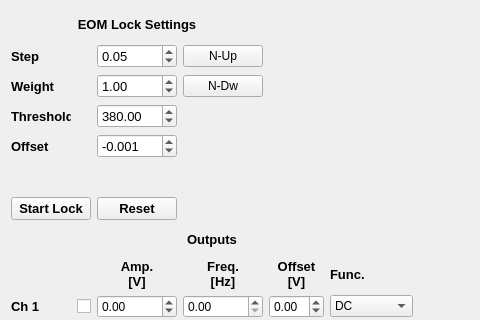
Before: the Qt Designer form widgets/scopeWidget/eom_lock/eomLockCustomControl.ui in BarakDayanLab/GUI-Experiment, drawn with Qt 5; both pictures show x 0 to 480 and y 0 to 320 of the 956 by 704 pixel window.
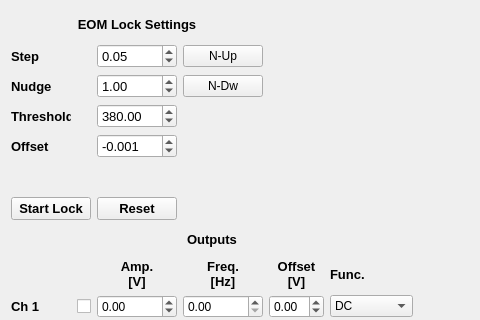
After: the same form once the commit is applied.

Commit message: Add trigger slope to UI and RP control

Diff of the .ui file:
```diff
--- a/widgets/scopeWidget/eom_lock/eomLockCustomControl.ui
+++ b/widgets/scopeWidget/eom_lock/eomLockCustomControl.ui
@@ -177,7 +177,7 @@
        </font>
       </property>
       <property name="text">
-       <string>Weight</string>
+       <string>Nudge</string>
       </property>
       <property name="alignment">
        <set>Qt::AlignLeading|Qt::AlignLeft|Qt::AlignVCenter</set>
```
Left out of the diff: 2 changed lines with no effect on the pictures. The commit also changes 4 other files.
